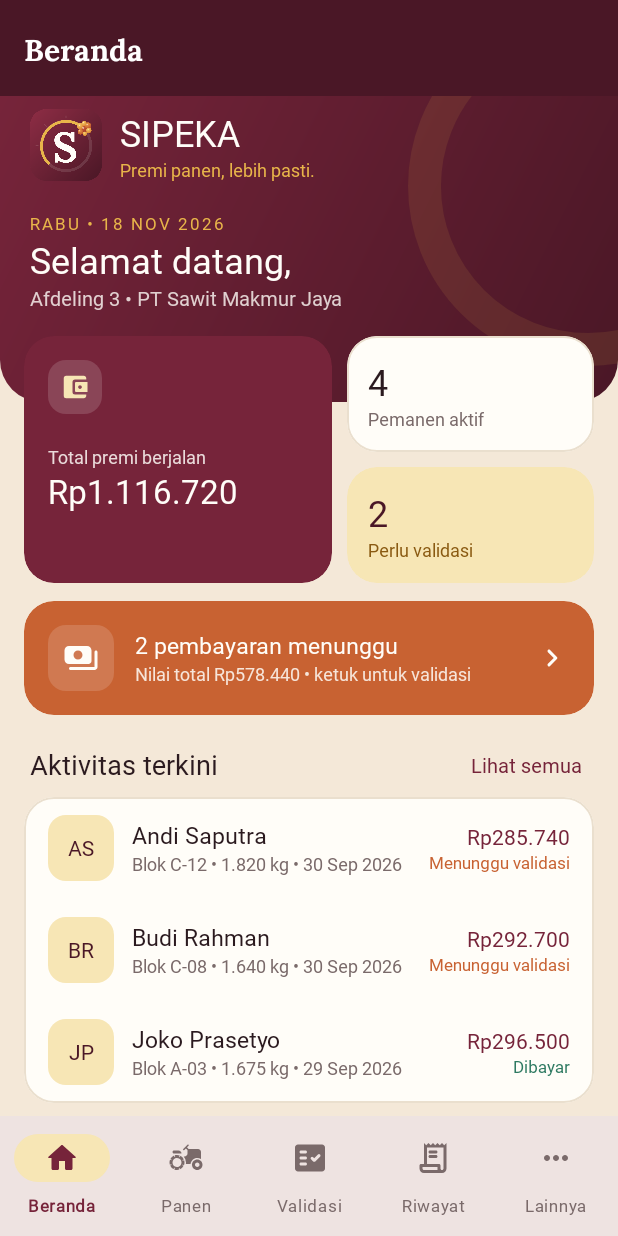
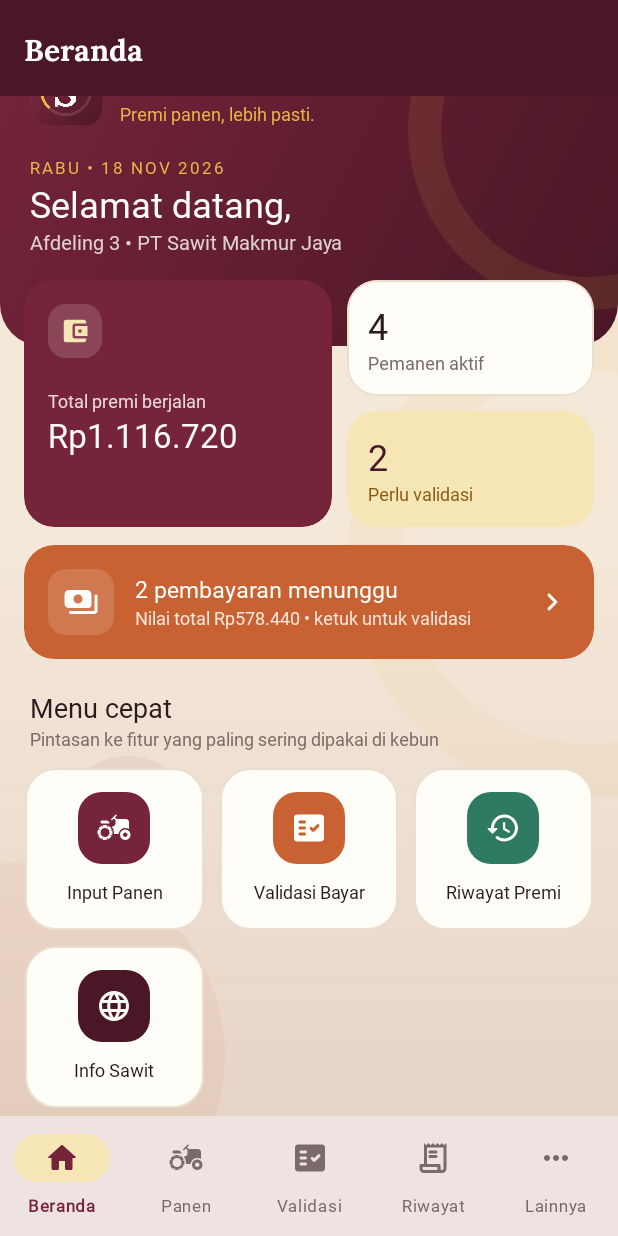
Before and after one commit to Immanuel-alps/SIPEKA_Android, an Android app: the BerandaFragment screen opened directly, with no data from a screen before it, on a phone screen of 412 x 824 dp. Run offline under Robolectric (Android 15) with nearby library versions, the phone set to English and light mode, and no system bars; Roboto replaces fonts that are not available here.

Commit message:
Beranda diperbarui dengan background drawable dan grid menu cepat

```diff
--- a/app/src/main/java/com/example/sipeka/beranda/BerandaFragment.kt
+++ b/app/src/main/java/com/example/sipeka/beranda/BerandaFragment.kt
@@ -1,5 +1,6 @@
 package com.example.sipeka.beranda
 
+import android.content.Intent
 import android.os.Bundle
 import android.view.LayoutInflater
 import android.view.View
@@ -7,9 +8,11 @@ import android.view.ViewGroup
 import androidx.appcompat.app.AppCompatActivity
 import androidx.core.content.ContextCompat
 import androidx.fragment.app.Fragment
+import androidx.recyclerview.widget.GridLayoutManager
 import com.example.sipeka.BaseActivity
 import com.example.sipeka.R
 import com.example.sipeka.SessionManager
+import com.example.sipeka.WebActivity
 import com.example.sipeka.data.DataPanen
 import com.example.sipeka.data.Format
 import com.example.sipeka.data.RepositoriPanen
@@ -43,6 +46,7 @@ class BerandaFragment : Fragment() {
 
         tampilkanHeader()
         tampilkanRingkasan()
+        aturMenuGrid()
         tampilkanAktivitas()
 
         // kartu "pembayaran menunggu" & "Lihat semua" → pindah tab
@@ -74,6 +78,42 @@ class BerandaFragment : Fragment() {
             getString(R.string.nilai_menunggu, Format.rupiah(menunggu.sumOf { it.premi.total }))
     }
 
+    // ================= Pertemuan 11 – Grid Menu Cepat (RecyclerView + GridLayoutManager) =================
+    // Sumber: modul Pertemuan 11 (RecyclerView) &
+    // https://developer.android.com/reference/androidx/recyclerview/widget/GridLayoutManager
+
+    private fun aturMenuGrid() {
+        // 1. Data menu (judul, ikon, warna kotak ikon)
+        val daftarMenu = listOf(
+            MenuBeranda(MenuBeranda.Aksi.INPUT_PANEN, R.string.menu_input_panen, R.drawable.ic_agriculture, R.color.maroon_sawit),
+            MenuBeranda(MenuBeranda.Aksi.VALIDASI, R.string.menu_validasi, R.drawable.ic_fact_check, R.color.jingga_brondolan),
+            MenuBeranda(MenuBeranda.Aksi.RIWAYAT, R.string.menu_riwayat, R.drawable.ic_history, R.color.hijau_sinkron),
+            MenuBeranda(MenuBeranda.Aksi.INFO_SAWIT, R.string.menu_info_sawit, R.drawable.ic_language, R.color.maroon_tua)
+        )
+
+        // 2. Adapter + aksi saat kotak menu diketuk
+        val adapter = MenuBerandaAdapter(daftarMenu) { menu -> bukaMenu(menu.aksi) }
+
+        // 3. GridLayoutManager 3 kolom → tampilan grid
+        binding.rvMenu.layoutManager = GridLayoutManager(requireContext(), 3)
+        binding.rvMenu.adapter = adapter
+    }
+
+    private fun bukaMenu(aksi: MenuBeranda.Aksi) {
+        val activity = requireActivity() as BaseActivity
+        when (aksi) {
+            MenuBeranda.Aksi.INPUT_PANEN -> activity.pindahTab(R.id.menu_panen)
+            MenuBeranda.Aksi.VALIDASI -> activity.pindahTab(R.id.menu_validasi)
+            MenuBeranda.Aksi.RIWAYAT -> activity.pindahTab(R.id.menu_riwayat)
+            MenuBeranda.Aksi.INFO_SAWIT -> {
+                val intent = Intent(requireContext(), WebActivity::class.java)
+                intent.putExtra(WebActivity.EXTRA_URL, getString(R.string.url_web))
+                intent.putExtra(WebActivity.EXTRA_JUDUL, getString(R.string.judul_web))
+                startActivity(intent)
+            }
+        }
+    }
+
     /** Menampilkan 3 data panen terbaru memakai layout item_panen.xml */
     private fun tampilkanAktivitas() {
         binding.containerAktivitas.removeAllViews()
--- /dev/null
+++ b/app/src/main/java/com/example/sipeka/beranda/MenuBeranda.kt
@@ -0,0 +1,16 @@
+package com.example.sipeka.beranda
+
+import androidx.annotation.ColorRes
+import androidx.annotation.DrawableRes
+import androidx.annotation.StringRes
+
+/** Pertemuan 11 – data satu kotak menu pada grid Beranda */
+data class MenuBeranda(
+    val aksi: Aksi,
+    @param:StringRes val judul: Int,
+    @param:DrawableRes val ikon: Int,
+    @param:ColorRes val warna: Int
+) {
+    /** Tujuan yang dibuka saat kotak menu diketuk */
+    enum class Aksi { INPUT_PANEN, VALIDASI, RIWAYAT, INFO_SAWIT }
+}
--- /dev/null
+++ b/app/src/main/java/com/example/sipeka/beranda/MenuBerandaAdapter.kt
@@ -0,0 +1,43 @@
+package com.example.sipeka.beranda
+
+import android.content.res.ColorStateList
+import android.view.LayoutInflater
+import android.view.ViewGroup
+import androidx.core.content.ContextCompat
+import androidx.recyclerview.widget.RecyclerView
+import com.example.sipeka.R
+import com.example.sipeka.databinding.ItemMenuBerandaBinding
+
+/**
+ * Pertemuan 11 – Adapter grid "Menu cepat" di Beranda.
+ * Ditampilkan dengan RecyclerView + GridLayoutManager (3 kolom).
+ */
+class MenuBerandaAdapter(
+    private val daftarMenu: List<MenuBeranda>,
+    private val onMenuClick: (MenuBeranda) -> Unit
+) : RecyclerView.Adapter<MenuBerandaAdapter.MenuViewHolder>() {
+
+    inner class MenuViewHolder(val binding: ItemMenuBerandaBinding) :
+        RecyclerView.ViewHolder(binding.root)
+
+    override fun onCreateViewHolder(parent: ViewGroup, viewType: Int): MenuViewHolder {
+        val binding = ItemMenuBerandaBinding.inflate(LayoutInflater.from(parent.context), parent, false)
+        return MenuViewHolder(binding)
+    }
+
+    override fun onBindViewHolder(holder: MenuViewHolder, position: Int) {
+        val menu = daftarMenu[position]
+        val context = holder.itemView.context
+        with(holder.binding) {
+            tvJudulMenu.setText(menu.judul)
+            ivIkon.setImageResource(menu.ikon)
+            // warna kotak ikon berbeda tiap menu, ikon selalu putih
+            ivIkon.backgroundTintList = ColorStateList.valueOf(ContextCompat.getColor(context, menu.warna))
+            ivIkon.imageTintList = ColorStateList.valueOf(ContextCompat.getColor(context, R.color.putih_susu))
+            kotakMenu.contentDescription = context.getString(menu.judul)
+            kotakMenu.setOnClickListener { onMenuClick(menu) }
+        }
+    }
+
+    override fun getItemCount(): Int = daftarMenu.size
+}
--- /dev/null
+++ b/app/src/main/res/drawable/bg_beranda.xml
@@ -0,0 +1,61 @@
+<?xml version="1.0" encoding="utf-8"?>
+<!--
+    Pertemuan 11 – Background Drawable halaman Beranda.
+    layer-list = beberapa drawable ditumpuk dari bawah ke atas:
+    1. warna dasar krem
+    2. lingkaran emas samar di kanan tengah (dial timbangan, sama seperti logo)
+    3. lingkaran jingga samar di kiri bawah (buah sawit / brondolan)
+    4. gradasi tipis di bagian bawah agar menu tetap kontras
+-->
+<layer-list xmlns:android="http://schemas.android.com/apk/res/android">
+
+    <item>
+        <shape android:shape="rectangle">
+            <solid android:color="@color/krem_kebun" />
+        </shape>
+    </item>
+
+    <item
+        android:width="320dp"
+        android:height="320dp"
+        android:gravity="end|center_vertical"
+        android:right="-140dp">
+        <shape android:shape="oval">
+            <stroke
+                android:width="36dp"
+                android:color="#14E8B54A" />
+        </shape>
+    </item>
+
+    <item
+        android:width="260dp"
+        android:height="260dp"
+        android:bottom="-90dp"
+        android:gravity="start|bottom"
+        android:left="-110dp">
+        <shape android:shape="oval">
+            <solid android:color="#12C86232" />
+        </shape>
+    </item>
+
+    <item
+        android:width="90dp"
+        android:height="90dp"
+        android:bottom="150dp"
+        android:gravity="start|bottom"
+        android:left="40dp">
+        <shape android:shape="oval">
+            <solid android:color="#0F76243A" />
+        </shape>
+    </item>
+
+    <item>
+        <shape android:shape="rectangle">
+            <gradient
+                android:angle="90"
+                android:centerColor="#00F4E8D8"
+                android:endColor="#00F4E8D8"
+                android:startColor="#1A76243A" />
+        </shape>
+    </item>
+</layer-list>
--- /dev/null
+++ b/app/src/main/res/drawable/bg_ikon_menu.xml
@@ -0,0 +1,6 @@
+<?xml version="1.0" encoding="utf-8"?>
+<!-- Kotak ikon menu grid; warnanya diganti dari kode lewat backgroundTintList -->
+<shape xmlns:android="http://schemas.android.com/apk/res/android" android:shape="rectangle">
+    <solid android:color="@color/white" />
+    <corners android:radius="16dp" />
+</shape>
--- /dev/null
+++ b/app/src/main/res/drawable/bg_menu_grid.xml
@@ -0,0 +1,14 @@
+<?xml version="1.0" encoding="utf-8"?>
+<!-- Pertemuan 11 – latar satu kotak menu di grid Beranda: kartu putih + efek riak (ripple) saat disentuh -->
+<ripple xmlns:android="http://schemas.android.com/apk/res/android"
+    android:color="#2676243A">
+    <item>
+        <shape android:shape="rectangle">
+            <solid android:color="@color/putih_susu" />
+            <stroke
+                android:width="1dp"
+                android:color="@color/garis" />
+            <corners android:radius="20dp" />
+        </shape>
+    </item>
+</ripple>
--- a/app/src/main/res/layout/fragment_beranda.xml
+++ b/app/src/main/res/layout/fragment_beranda.xml
@@ -5,8 +5,10 @@
     xmlns:tools="http://schemas.android.com/tools"
     android:layout_width="match_parent"
     android:layout_height="match_parent"
-    android:background="@color/krem_kebun"
+    android:background="@drawable/bg_beranda"
     tools:context=".beranda.BerandaFragment">
+
+    <!-- Pertemuan 11: latar Beranda memakai background drawable (res/drawable/bg_beranda.xml) -->
 
     <com.google.android.material.appbar.MaterialToolbar
         android:id="@+id/toolbar"
@@ -300,6 +302,40 @@
                 </LinearLayout>
             </com.google.android.material.card.MaterialCardView>
 
+            <!-- ===== Pertemuan 11: Grid "Menu cepat" (RecyclerView + GridLayoutManager 3 kolom) ===== -->
+            <TextView
+                style="@style/Teks.Judul"
+                android:layout_width="match_parent"
+                android:layout_height="wrap_content"
+                android:layout_marginStart="20dp"
+                android:layout_marginTop="20dp"
+                android:layout_marginEnd="20dp"
+                android:text="@string/menu_cepat"
+                android:textSize="18sp" />
+
+            <TextView
+                style="@style/Teks.Keterangan"
+                android:layout_width="match_parent"
+                android:layout_height="wrap_content"
+                android:layout_marginStart="20dp"
+                android:layout_marginEnd="20dp"
+                android:text="@string/menu_cepat_desk"
+                android:textSize="12sp" />
+
+            <androidx.recyclerview.widget.RecyclerView
+                android:id="@+id/rvMenu"
+                android:layout_width="match_parent"
+                android:layout_height="wrap_content"
+                android:layout_marginStart="11dp"
+                android:layout_marginTop="6dp"
+                android:layout_marginEnd="11dp"
+                android:nestedScrollingEnabled="false"
+                android:overScrollMode="never"
+                app:layoutManager="androidx.recyclerview.widget.GridLayoutManager"
+                app:spanCount="3"
+                tools:itemCount="6"
+                tools:listitem="@layout/item_menu_beranda" />
+
             <LinearLayout
                 android:layout_width="match_parent"
                 android:layout_height="wrap_content"
--- /dev/null
+++ b/app/src/main/res/layout/item_menu_beranda.xml
@@ -0,0 +1,47 @@
+<?xml version="1.0" encoding="utf-8"?>
+<!-- Pertemuan 11 – satu kotak menu pada grid Beranda (dipakai MenuBerandaAdapter) -->
+<FrameLayout xmlns:android="http://schemas.android.com/apk/res/android"
+    xmlns:tools="http://schemas.android.com/tools"
+    android:layout_width="match_parent"
+    android:layout_height="wrap_content"
+    android:padding="5dp">
+
+    <LinearLayout
+        android:id="@+id/kotakMenu"
+        android:layout_width="match_parent"
+        android:layout_height="wrap_content"
+        android:background="@drawable/bg_menu_grid"
+        android:clickable="true"
+        android:focusable="true"
+        android:gravity="center_horizontal"
+        android:minHeight="108dp"
+        android:orientation="vertical"
+        android:paddingStart="6dp"
+        android:paddingTop="16dp"
+        android:paddingEnd="6dp"
+        android:paddingBottom="12dp">
+
+        <ImageView
+            android:id="@+id/ivIkon"
+            android:layout_width="48dp"
+            android:layout_height="48dp"
+            android:background="@drawable/bg_ikon_menu"
+            android:contentDescription="@null"
+            android:padding="12dp"
+            tools:backgroundTint="@color/maroon_sawit"
+            tools:src="@drawable/ic_agriculture"
+            tools:tint="@color/putih_susu" />
+
+        <TextView
+            android:id="@+id/tvJudulMenu"
+            android:layout_width="match_parent"
+            android:layout_height="wrap_content"
+            android:layout_marginTop="10dp"
+            android:fontFamily="@font/inter_semibold"
+            android:gravity="center"
+            android:maxLines="2"
+            android:textColor="@color/teks_utama"
+            android:textSize="12sp"
+            tools:text="Input Panen" />
+    </LinearLayout>
+</FrameLayout>
--- a/app/src/main/res/values/strings.xml
+++ b/app/src/main/res/values/strings.xml
@@ -131,6 +131,14 @@
     <string name="aktivitas_terkini">Aktivitas terkini</string>
     <string name="lihat_semua">Lihat semua</string>
 
+    <!-- ===== Pertemuan 11: Grid menu cepat di Beranda ===== -->
+    <string name="menu_cepat">Menu cepat</string>
+    <string name="menu_cepat_desk">Pintasan ke fitur yang paling sering dipakai di kebun</string>
+    <string name="menu_input_panen">Input Panen</string>
+    <string name="menu_validasi">Validasi Bayar</string>
+    <string name="menu_riwayat">Riwayat Premi</string>
+    <string name="menu_info_sawit">Info Sawit</string>
+
     <!-- Input panen -->
     <string name="judul_panen">Input Data Panen</string>
     <string name="label_entri">ENTRI LAPANGAN</string>
```
